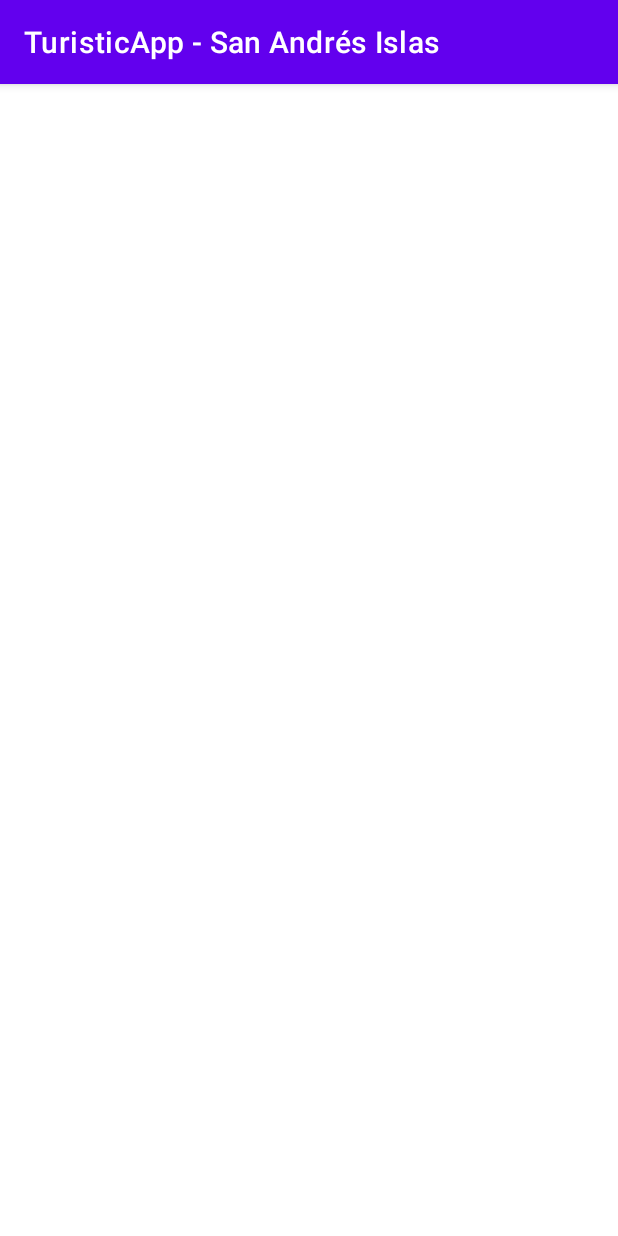
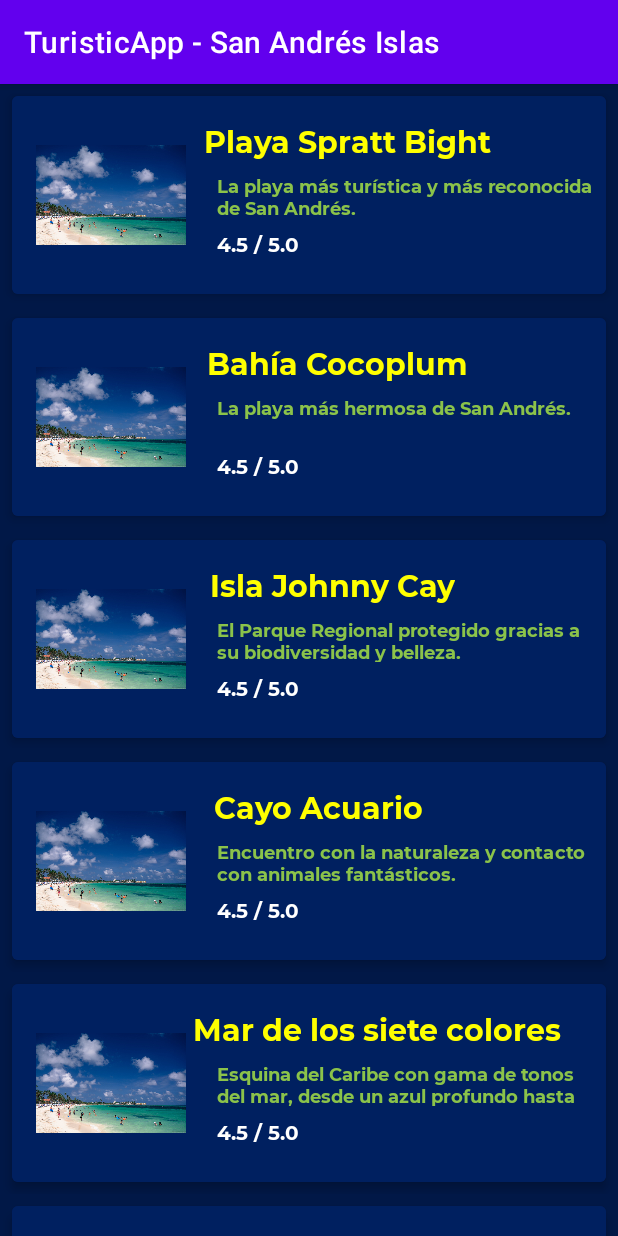
Before and after one commit to Michelle453/OneDroid-TuristicApp, an Android app: the screen it shows after launch (ListSitiosActivity), on a phone screen of 412 x 824 dp. Run offline under Robolectric (Android 15) with nearby library versions, the phone set to English and light mode, and no system bars.

Commit message:
JCR MockSitios to test RecyclerView in Lista POI

```diff
--- a/app/src/main/java/com/turicticapp/turisticapp/ListSitiosActivity.kt
+++ b/app/src/main/java/com/turicticapp/turisticapp/ListSitiosActivity.kt
@@ -27,5 +27,49 @@ class ListSitiosActivity : AppCompatActivity() {
         }
     }
 
+    private fun createMockSitios(): ArrayList<Sitio> {
+        /* Crear sitio uno a uno
+        Desde un formulario para agregar...
+        var lista: ArrayList<Sitio> = arrayListOf()
+         var sitio = Sitio(
+             name = "Pitalito",
+             description = "Capital del Surcolombiano",
+             score = "5.0"
+         )
+         lista.add(sitio)
+         return lista*/
 
+        return arrayListOf(
+            Sitio(
+                name = "Playa Spratt Bight",
+                description = "La playa más turística y más reconocida de San Andrés.",
+                score = "4.5 / 5.0"
+            ),
+            Sitio(
+                name = "Bahía Cocoplum",
+                description = "La playa más hermosa de San Andrés.",
+                score = "4.5 / 5.0"
+            ),
+            Sitio(
+                name = "Isla Johnny Cay",
+                description = "El Parque Regional protegido gracias a su biodiversidad y belleza.",
+                score = "4.5 / 5.0"
+            ),
+            Sitio(
+                name = "Cayo Acuario",
+                description = "Encuentro con la naturaleza y contacto con animales fantásticos.",
+                score = "4.5 / 5.0"
+            ),
+            Sitio(
+                name = "Mar de los siete colores",
+                description = "Esquina del Caribe con gama de tonos del mar, desde un azul profundo hasta un verde aguamarina translúcido.",
+                score = "4.5 / 5.0"
+            ),
+            Sitio(
+                name = "Cueva de Morgan",
+                description = "Museo Tributo a la leyenda de Morgan el Pirata.",
+                score = "3.0 / 5.0"
+            )
+        )
+    }
 }
```
